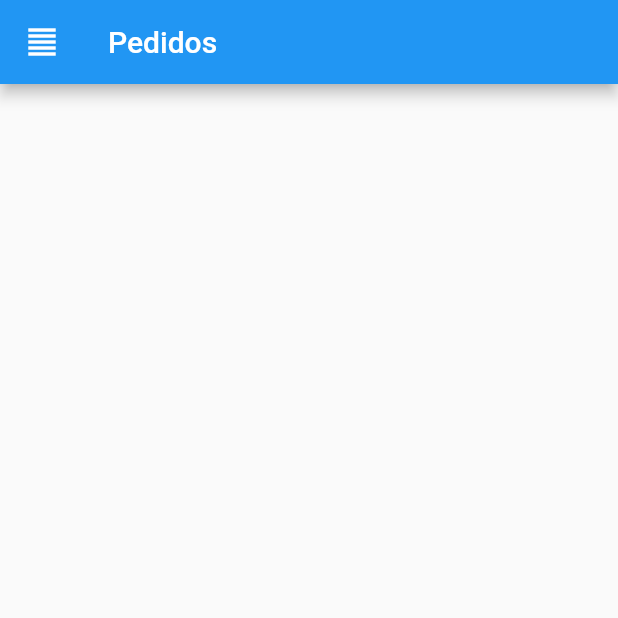
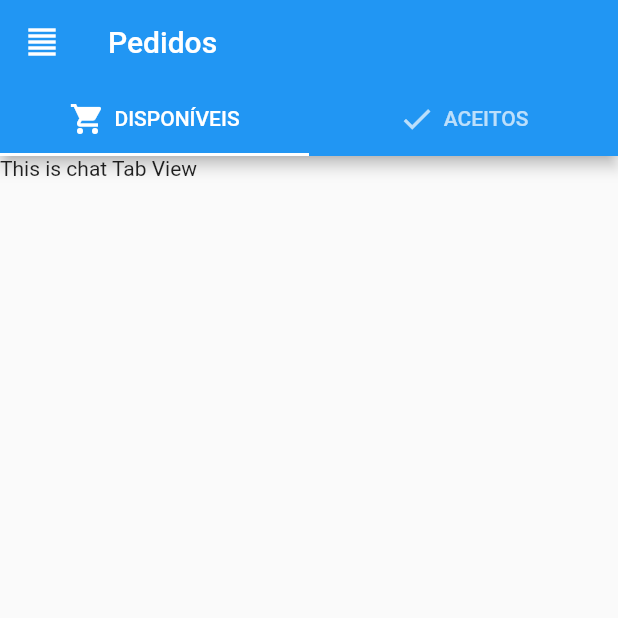
Before and after one commit to vitorloredo/sasuke, a Flutter app: the screen it shows after launch, on a phone screen of 412 x 824 dp, the top half of it. Run offline on Flutter 3.47's test engine with Material 2 defaults, Android fonts, the phone set to English and light mode, and no system bars.

Commit message:
added tabs

```diff
--- a/lib/screen/home.dart
+++ b/lib/screen/home.dart
@@ -6,15 +6,14 @@ class HomePage extends StatefulWidget {
   _HomePageState createState() => _HomePageState();
 }
 
-class _HomePageState extends State<HomePage> {
+class _HomePageState extends State<HomePage> with SingleTickerProviderStateMixin {
+  TabController _tabController;
 
   @override
   void initState() {
     super.initState();
 
-    // HomeService().get().then((onValue) {
-    //   onValue;
-    // });
+    _tabController = TabController(length: 2, vsync: this);
   }
 
   @override
@@ -24,7 +23,42 @@ class _HomePageState extends State<HomePage> {
         leading: Icon(Icons.format_align_justify),
         centerTitle: false,
         title: Text("Pedidos"),
+        bottom: TabBar(
+          controller: _tabController,
+          tabs: [
+            Tab(
+              icon: _iconTab(
+                iconData: Icons.shopping_cart,
+                text: "DISPONÍVEIS"
+              )
+            ),
+            Tab(
+              icon: _iconTab(
+                iconData: Icons.check,
+                text: "ACEITOS"
+              )
+            ),
+          ],
+        )
+      ),
+      body: TabBarView(
+          children: [
+            Text("This is chat Tab View"),
+            Text("This is notification Tab View"),
+          ],
+      controller: _tabController,
       ),
     );
   }
+
+  Row _iconTab({IconData iconData, String text}) {
+    return Row(
+      mainAxisAlignment: MainAxisAlignment.center,
+      children: <Widget>[
+        Icon(iconData),
+        SizedBox(width: 6.0,),
+        Text(text)
+      ],
+    );
+  }
 }
```
